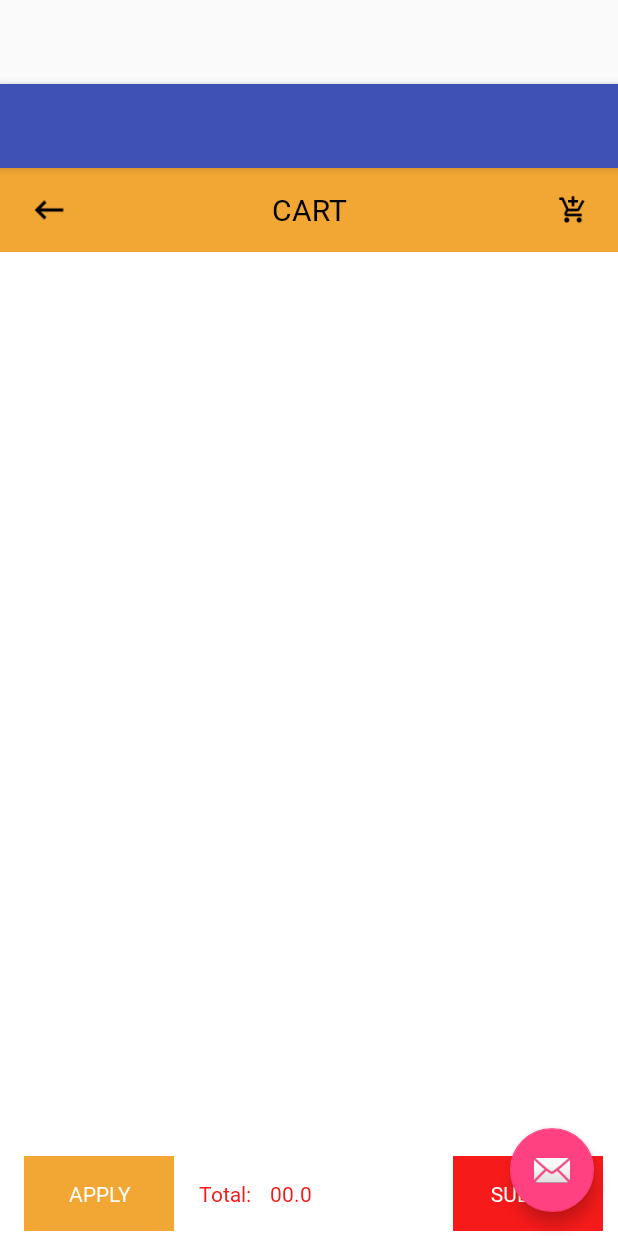
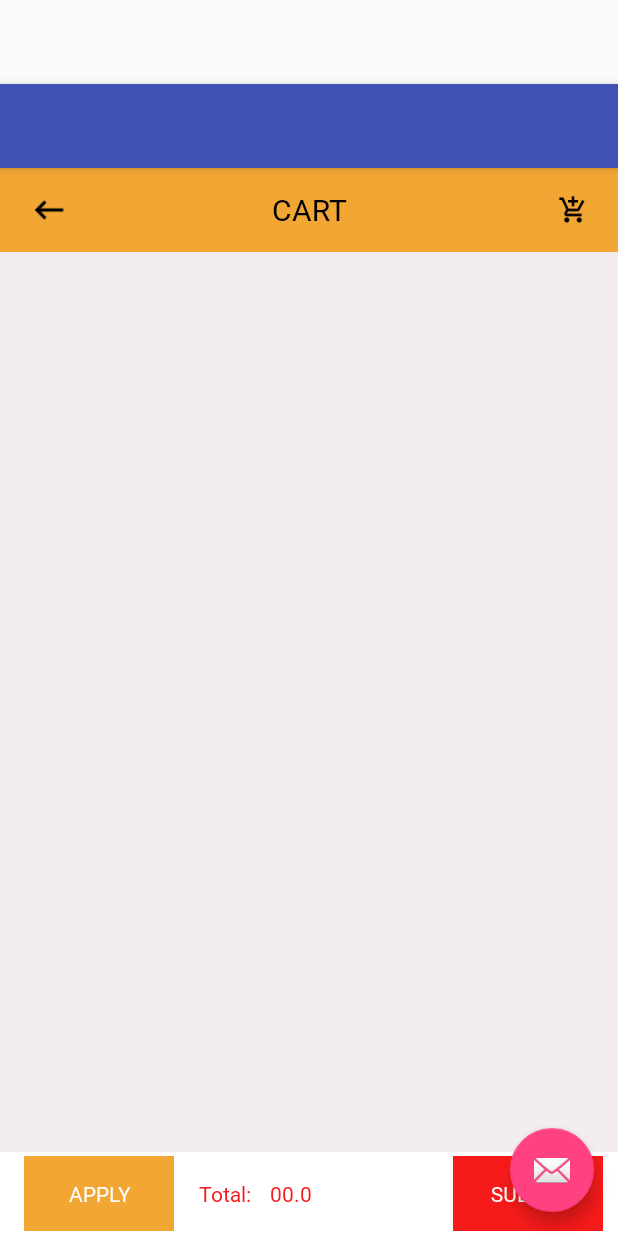
Before and after one commit to sigosoft/FoodItem, an Android app: the layout activity_procnfm.xml on its own in the app's theme, with its tools: preview values and no code run, on a phone screen of 412 x 824 dp. Run offline under Robolectric (Android 15) with nearby library versions, the phone set to English and light mode, and no system bars; Roboto replaces fonts that are not available here.

Commit message:
Food ordering App. With Apk

```diff
--- a/app/src/main/res/layout/content_procnfm.xml
+++ b/app/src/main/res/layout/content_procnfm.xml
@@ -20,7 +20,8 @@
             android:layout_gravity="bottom"
             android:layout_width="match_parent"
             android:layout_height="match_parent"
-            android:orientation="vertical">
+            android:orientation="vertical"
+            android:background="#f4eded">
             <include layout="@layout/toolbarcart"/>
 
         </LinearLayout>
```
